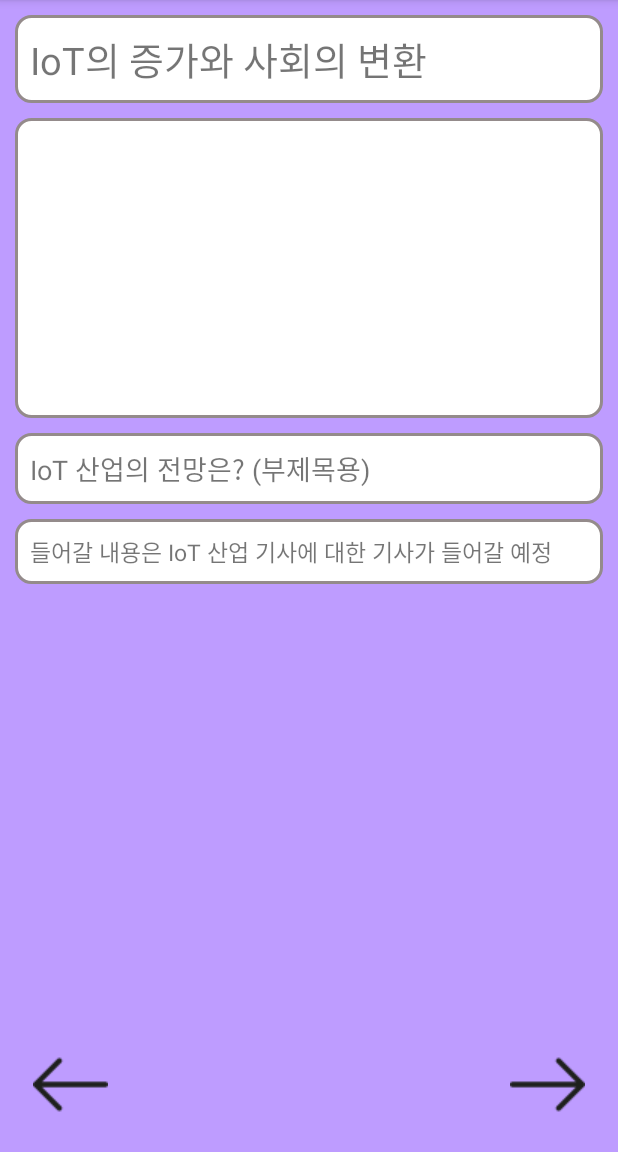
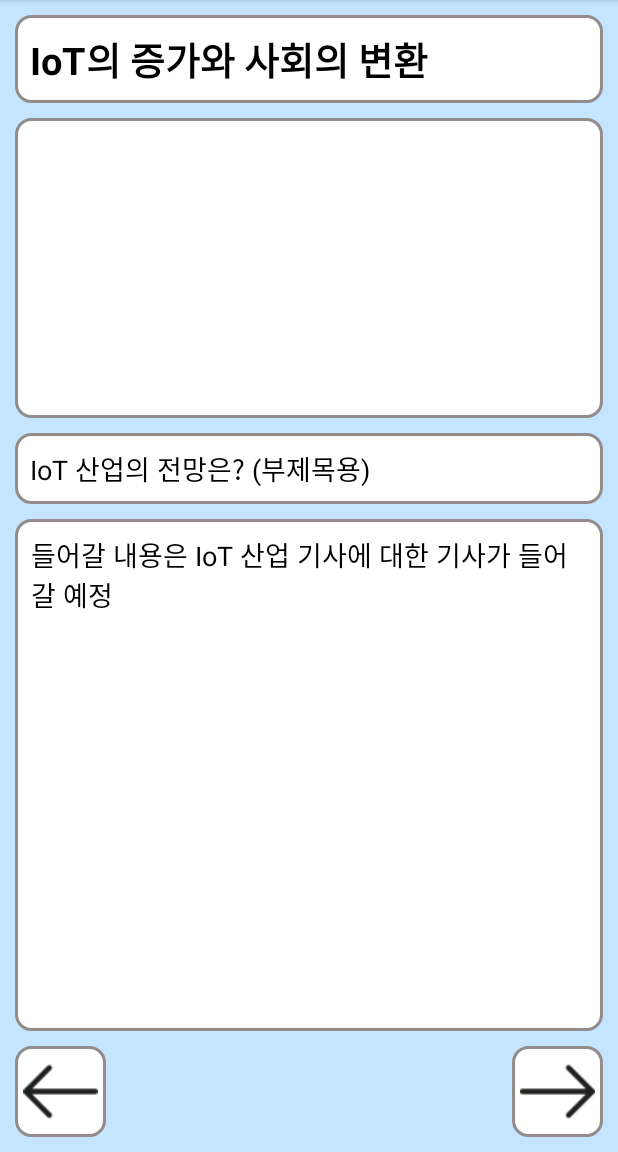
Before and after one commit to 7angJung/SW_DDOS, an Android app: the screen it shows after launch (MainActivity), on a phone screen of 412 x 824 dp, the part 84-1236 px from its top. Run offline under Robolectric (Android 15) with nearby library versions, the light colour scheme and no system bars.

Commit message:
디자인 일부 변경

```diff
--- a/app/src/main/java/kr/ac/information_card/MainActivity.java
+++ b/app/src/main/java/kr/ac/information_card/MainActivity.java
@@ -36,7 +36,17 @@ public class MainActivity extends AppCompatActivity {
         information_add(information_list, "6G 통신", "@drawable/sixg_communication",
                 "6G 통신 시대가 온다! (부제목용)", "5G 시대를 넘어선 6G 시대가 온다!");
         information_add(information_list, "스마트 의류의 확산?", "@drawable/smart_clothes",
-                "이제는 컴퓨터를 직접 입는다! (부제목용)", "스마트 워치를 넘어선 생활의류의 IT화");
+                "이제는 컴퓨터를 직접 입는다! (부제목용)", "사물인터넷(IoT), 인공지능(AI) 등 첨단정보통신기술(ICT)을 탑재한 ‘스마트 의류’ 산업 규모가 급성장하고 있다. 글로벌 시장조사기관 ‘팩트.MR’은 스마트 의류 시장 규모가 오는 2032년엔 232억8,000만달러(약 30조9,344억원) 규모에 이를 전망이다. 이 같은 글로벌 시장 추세에 맞춰, 국내 연구진이 국가 산업 경쟁력을 대폭 높일 수 있는 신개념 스마트 의류 기술 개발에 성공했다.\n" +
+                        "\n" +
+                        "송철현 한국과학기술연구원(KIST) 전자재료연구센터 책임연구원·장지수 선임연구원팀은 마찰전기섬유와 땀 전지 섬유로 다양한 습도 조건에서 전기 발생이 가능한 신개념 스마트 의류용 섬유 기술을 개발했다고 15일 밝혔다. \n" +
+                        "\n" +
+                        "일반적으로 스마트 의류에 사용되는 마찰전기섬유는 습도에 취약해 주변의 습기나 인체의 땀에 의해 전력 효율이 낮아진다는 문제가 있다. 또 땀 전지는 발생 전력이 작아 활용도 어렵다.\n" +
+                        "\n" +
+                        "이 같은 문제를 해결하고자 KIST 연구진은 탄성중합체와 혼합된 용질(설탕)을 녹이는 간단한 제조 공정으로 새로운 마찰전기섬유를 개발했다. 마찰 표면적을 증가시켜 에너지 효율을 향상시키는 방법이다. \n" +
+                        "\n" +
+                        "또한 땀 전지 섬유에 이온 염(ionic salt) 및 파릴렌(parylene-C)을 코팅해 발전 성능을 향상시켜, 비대칭 습윤성을 유지하도록 했다. 이후 이들 섬유를 직조방식으로 결합해 습기에 취약한 마찰전기 섬유와 전력 효율이 낮은 땀 전지 섬유의 한계를 극복한 스마트 의류용 기능성 섬유를 개발했다.\n" +
+                        "\n" +
+                        "출처 : 시사위크(http://www.sisaweek.com)");
         information_call(information_list, information_id, imageView, title, content1_TV, content2_TV);
     }
 
--- a/app/src/main/res/layout/activity_main.xml
+++ b/app/src/main/res/layout/activity_main.xml
@@ -4,7 +4,7 @@
     xmlns:tools="http://schemas.android.com/tools"
     android:layout_width="match_parent"
     android:layout_height="match_parent"
-    android:background="#BE9CFF"
+    android:background="#C5E5FF"
     tools:context=".MainActivity">
 
     <TextView
@@ -15,7 +15,9 @@
         android:background="@drawable/edge"
         android:padding="10dp"
         android:text="제목"
+        android:textColor="#000000"
         android:textSize="25sp"
+        android:textStyle="bold"
         app:layout_constraintLeft_toLeftOf="parent"
         app:layout_constraintTop_toTopOf="parent" />
 
@@ -27,30 +29,41 @@
         android:background="@drawable/edge"
         android:padding="10dp"
         android:text="내용 1"
+        android:textColor="#000000"
         android:textSize="18sp"
         app:layout_constraintLeft_toLeftOf="parent"
         app:layout_constraintTop_toBottomOf="@id/card_image" />
 
-    <TextView
-        android:id="@+id/card_content2"
+    <ScrollView
         android:layout_width="match_parent"
-        android:layout_height="wrap_content"
+        android:layout_height="0dp"
         android:layout_margin="10dp"
         android:background="@drawable/edge"
-        android:padding="10dp"
-        android:text="내용 2"
-        android:textSize="15sp"
+        android:padding="5dp"
+        app:layout_constraintBottom_toTopOf="@id/leftArrowButton"
+        app:layout_constraintHorizontal_bias="0.473"
         app:layout_constraintLeft_toLeftOf="parent"
-        app:layout_constraintTop_toBottomOf="@id/card_content1" />
+        app:layout_constraintRight_toRightOf="parent"
+        app:layout_constraintTop_toBottomOf="@id/card_content1">
+
+        <TextView
+            android:id="@+id/card_content2"
+            android:layout_width="match_parent"
+            android:layout_height="wrap_content"
+            android:padding="5dp"
+            android:text="내용 2"
+            android:textColor="#000000"
+            android:textSize="18sp" />
+    </ScrollView>
 
     <ImageView
         android:id="@+id/card_image"
         android:layout_width="match_parent"
         android:layout_height="200dp"
         android:layout_margin="10dp"
-        android:scaleType="fitCenter"
         android:background="@drawable/edge"
         android:padding="15dp"
+        android:scaleType="fitCenter"
         app:layout_constraintLeft_toLeftOf="parent"
         app:layout_constraintTop_toBottomOf="@id/card_title"
         app:srcCompat="@drawable/ic_launcher_background" />
@@ -59,19 +72,21 @@
         android:id="@+id/leftArrowButton"
         android:layout_width="wrap_content"
         android:layout_height="wrap_content"
-        android:backgroundTint="#00FFFFFF"
         android:layout_margin="10dp"
+        android:background="@drawable/edge"
+        android:padding="5dp"
         android:onClick="onLeftArrowClicked"
+        app:layout_constraintBottom_toBottomOf="parent"
         app:layout_constraintLeft_toLeftOf="parent"
-        app:layout_constraintBottom_toBottomOf="parent"
-        app:srcCompat="@drawable/left_arrow"/>
+        app:srcCompat="@drawable/left_arrow" />
 
     <ImageButton
         android:id="@+id/rightArrowButton"
         android:layout_width="wrap_content"
         android:layout_height="wrap_content"
         android:layout_margin="10dp"
-        android:backgroundTint="#00FFFFFF"
+        android:padding="5dp"
+        android:background="@drawable/edge"
         android:onClick="onRightArrowClicked"
         app:layout_constraintBottom_toBottomOf="parent"
         app:layout_constraintRight_toRightOf="parent"
```
